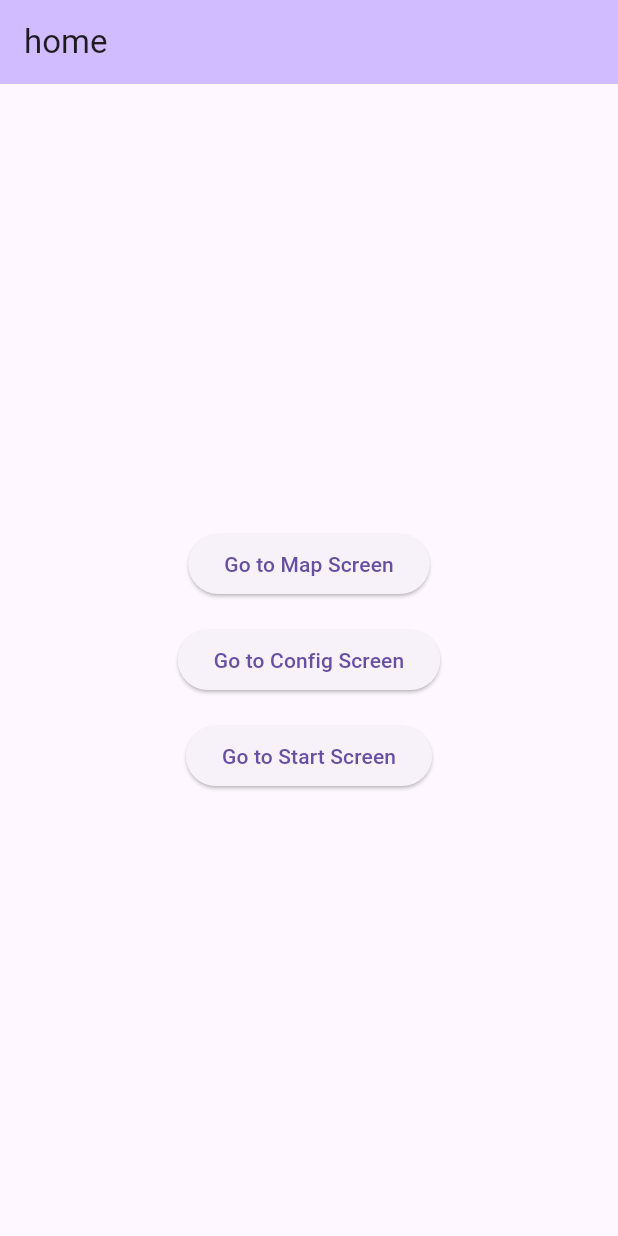
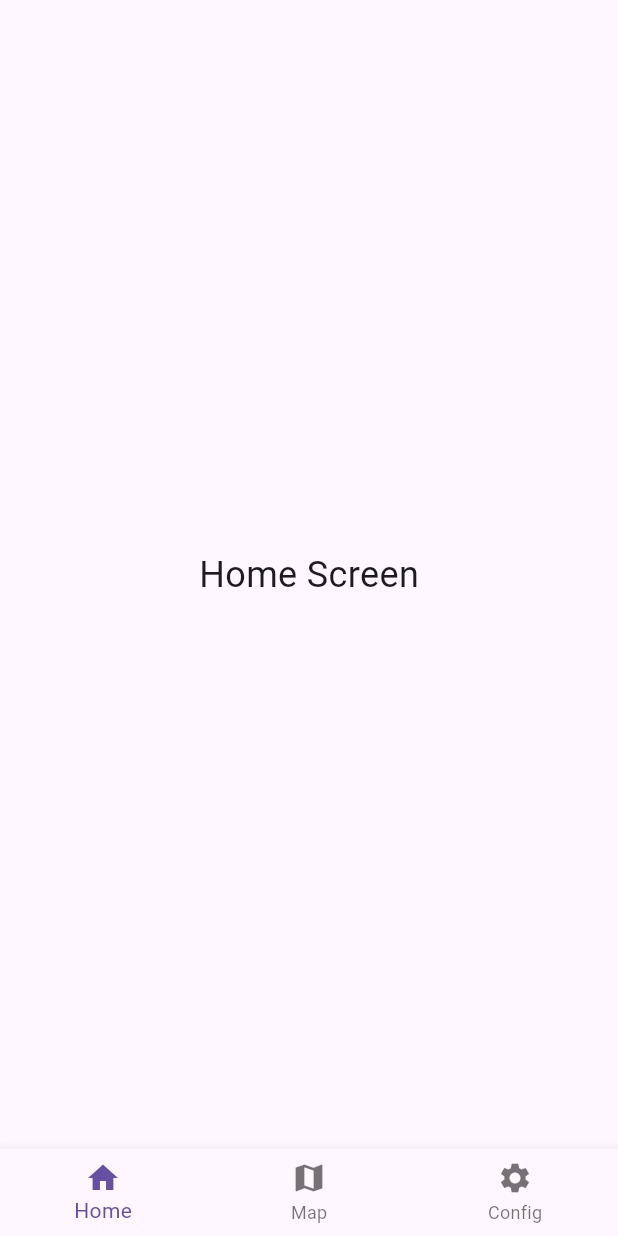
Before and after one commit to akari517/HappyCode, a Flutter app: the screen it shows after launch, on a phone screen of 412 x 824 dp. Run offline on Flutter 3.47's test engine with Material 3 defaults, Android fonts, the phone set to English and light mode, and no system bars; our stand-ins replace go_router.

Commit message:
screeen navigation bottom tab bar implemented

```diff
--- /dev/null
+++ b/lib/home_screen.dart
@@ -0,0 +1,14 @@
+import 'package:flutter/material.dart';
+import 'package:go_router/go_router.dart';
+import 'router.dart';
+
+class HomeScreen extends StatelessWidget {
+  const HomeScreen({super.key});
+
+  @override
+  Widget build(BuildContext context) {
+    return const Center(
+      child: Text('Home Screen', style: TextStyle(fontSize: 24)),
+    );
+  }
+}
--- a/lib/main.dart
+++ b/lib/main.dart
@@ -1,6 +1,9 @@
 import 'package:flutter/material.dart';
 import 'package:go_router/go_router.dart';
-import 'package:happy_code/router.dart';
+import 'package:happy_code/home_screen.dart';
+import 'package:happy_code/map_screen.dart';
+import 'package:happy_code/profile_screen.dart';
+import 'router.dart';
 
 void main() {
   runApp(const MyApp());
@@ -9,145 +12,177 @@ void main() {
 class MyApp extends StatelessWidget {
   const MyApp({super.key});
 
-  // This widget is the root of your application.
   @override
   Widget build(BuildContext context) {
     return MaterialApp.router(
       routerConfig: Routerrr,
-      theme: ThemeData(appBarTheme: AppBarTheme(color: Colors.amber[400])),
-      title: 'Flutter Demo',
+      title: 'BottomNavigation + GoRouter',
+      theme: ThemeData(primarySwatch: Colors.blue),
     );
   }
 }
 
-class HomeScreen extends StatelessWidget {
-  const HomeScreen({super.key, required this.title});
-  final String title;
+class MainScreen extends StatefulWidget {
+  const MainScreen({super.key});
+
+  @override
+  State<MainScreen> createState() => _MainScreenState();
+}
+
+class _MainScreenState extends State<MainScreen> {
+  int _currentIndex = 0;
+
+  final List<Widget> _screens = [
+    const HomeScreen(),
+    const MapScreen(),
+    const ProfileScreen(),
+  ];
 
   @override
   Widget build(BuildContext context) {
     return Scaffold(
-      appBar: AppBar(
-        backgroundColor: Theme.of(context).colorScheme.inversePrimary,
-        title: Text(title),
-      ),
-      body: Center(
-        child: Column(
-          mainAxisAlignment: MainAxisAlignment.center,
-          children: <Widget>[
-            // Map 画面に遷移するボタン
-            ElevatedButton(
-              onPressed: () {
-                context.go('/map');
-              },
-              child: const Text('Go to Map Screen'),
-            ),
-            const SizedBox(height: 16), // ボタン間の余白
-            // Config 画面に遷移するボタン
-            ElevatedButton(
-              onPressed: () {
-                context.go('/configs');
-              },
-              child: const Text('Go to Config Screen'),
-            ),
-            const SizedBox(height: 16), // ボタン間の余白
-            // Start 画面に遷移するボタン
-            ElevatedButton(
-              onPressed: () {
-                context.go('/start');
-              },
-              child: const Text('Go to Start Screen'),
-            ),
-          ],
-        ),
+      body: IndexedStack(index: _currentIndex, children: _screens),
+      bottomNavigationBar: BottomNavigationBar(
+        currentIndex: _currentIndex,
+        onTap: (index) => setState(() => _currentIndex = index),
+        items: const [
+          BottomNavigationBarItem(icon: Icon(Icons.home), label: 'Home'),
+          BottomNavigationBarItem(icon: Icon(Icons.map), label: 'Map'),
+          BottomNavigationBarItem(icon: Icon(Icons.settings), label: 'Config'),
+        ],
       ),
     );
   }
 }
 
-class ConfigScreen extends StatelessWidget {
-  const ConfigScreen({super.key, required this.title});
-  final String title;
+// class HomeScreen extends StatelessWidget {
+//   const HomeScreen({super.key, required this.title});
+//   final String title;
 
-  @override
-  Widget build(BuildContext context) {
-    return Scaffold(
-      appBar: AppBar(
-        backgroundColor: Theme.of(context).colorScheme.inversePrimary,
-        title: Text(title),
-      ),
-      body: Center(
-        child: Column(
-          mainAxisAlignment: MainAxisAlignment.center,
-          children: <Widget>[
-            ElevatedButton(
-              onPressed: () {
-                // GoRouter で /details に遷移
-                context.go('/');
-              },
-              child: const Text('Go to Home Screen'),
-            ),
-          ],
-        ),
-      ),
-    );
-  }
-}
+//   @override
+//   Widget build(BuildContext context) {
+//     return Scaffold(
+//       appBar: AppBar(
+//         backgroundColor: Theme.of(context).colorScheme.inversePrimary,
+//         title: Text(title),
+//       ),
+//       body: Center(
+//         child: Column(
+//           mainAxisAlignment: MainAxisAlignment.center,
+//           children: <Widget>[
+//             // Map 画面に遷移するボタン
+//             ElevatedButton(
+//               onPressed: () {
+//                 context.go('/map');
+//               },
+//               child: const Text('Go to Map Screen'),
+//             ),
+//             const SizedBox(height: 16), // ボタン間の余白
+//             // Config 画面に遷移するボタン
+//             ElevatedButton(
+//               onPressed: () {
+//                 context.go('/configs');
+//               },
+//               child: const Text('Go to Config Screen'),
+//             ),
+//             const SizedBox(height: 16), // ボタン間の余白
+//             // Start 画面に遷移するボタン
+//             ElevatedButton(
+//               onPressed: () {
+//                 context.go('/start');
+//               },
+//               child: const Text('Go to Start Screen'),
+//             ),
+//           ],
+//         ),
+//       ),
+//     );
+//   }
+// }
 
-class MapScreen extends StatelessWidget {
-  const MapScreen({super.key, required this.title});
-  final String title;
+// class ConfigScreen extends StatelessWidget {
+//   const ConfigScreen({super.key, required this.title});
+//   final String title;
 
-  @override
-  Widget build(BuildContext context) {
-    return Scaffold(
-      appBar: AppBar(
-        backgroundColor: Theme.of(context).colorScheme.inversePrimary,
-        title: Text(title),
-      ),
-      body: Center(
-        child: Column(
-          mainAxisAlignment: MainAxisAlignment.center,
-          children: <Widget>[
-            ElevatedButton(
-              onPressed: () {
-                // GoRouter で /details に遷移
-                context.go('/');
-              },
-              child: const Text('Go to Home Screen'),
-            ),
-          ],
-        ),
-      ),
-    );
-  }
-}
+//   @override
+//   Widget build(BuildContext context) {
+//     return Scaffold(
+//       appBar: AppBar(
+//         backgroundColor: Theme.of(context).colorScheme.inversePrimary,
+//         title: Text(title),
+//       ),
+//       body: Center(
+//         child: Column(
+//           mainAxisAlignment: MainAxisAlignment.center,
+//           children: <Widget>[
+//             ElevatedButton(
+//               onPressed: () {
+//                 // GoRouter で /details に遷移
+//                 context.go('/');
+//               },
+//               child: const Text('Go to Home Screen'),
+//             ),
+//           ],
+//         ),
+//       ),
+//     );
+//   }
+// }
 
-class StartScreen extends StatelessWidget {
-  const StartScreen({super.key, required this.title});
-  final String title;
+// class MapScreen extends StatelessWidget {
+//   const MapScreen({super.key, required this.title});
+//   final String title;
 
-  @override
-  Widget build(BuildContext context) {
-    return Scaffold(
-      appBar: AppBar(
-        backgroundColor: Theme.of(context).colorScheme.inversePrimary,
-        title: Text(title),
-      ),
-      body: Center(
-        child: Column(
-          mainAxisAlignment: MainAxisAlignment.center,
-          children: <Widget>[
-            ElevatedButton(
-              onPressed: () {
-                // GoRouter で /details に遷移
-                context.go('/');
-              },
-              child: const Text('Go to Home Screen'),
-            ),
-          ],
-        ),
-      ),
-    );
-  }
-}
+//   @override
+//   Widget build(BuildContext context) {
+//     return Scaffold(
+//       appBar: AppBar(
+//         backgroundColor: Theme.of(context).colorScheme.inversePrimary,
+//         title: Text(title),
+//       ),
+//       body: Center(
+//         child: Column(
+//           mainAxisAlignment: MainAxisAlignment.center,
+//           children: <Widget>[
+//             ElevatedButton(
+//               onPressed: () {
+//                 // GoRouter で /details に遷移
+//                 context.go('/');
+//               },
+//               child: const Text('Go to Home Screen'),
+//             ),
+//           ],
+//         ),
+//       ),
+//     );
+//   }
+// }
+
+// class StartScreen extends StatelessWidget {
+//   const StartScreen({super.key, required this.title});
+//   final String title;
+
+//   @override
+//   Widget build(BuildContext context) {
+//     return Scaffold(
+//       appBar: AppBar(
+//         backgroundColor: Theme.of(context).colorScheme.inversePrimary,
+//         title: Text(title),
+//       ),
+//       body: Center(
+//         child: Column(
+//           mainAxisAlignment: MainAxisAlignment.center,
+//           children: <Widget>[
+//             ElevatedButton(
+//               onPressed: () {
+//                 // GoRouter で /details に遷移
+//                 context.go('/');
+//               },
+//               child: const Text('Go to Home Screen'),
+//             ),
+//           ],
+//         ),
+//       ),
+//     );
+//   }
+// }
--- a/lib/router.dart
+++ b/lib/router.dart
@@ -3,30 +3,35 @@ import 'package:go_router/go_router.dart';
 import 'package:happy_code/main.dart';
 
 final GoRouter Routerrr = GoRouter(
-  routes: <GoRoute>[
+  routes: [
     GoRoute(
       path: '/',
       builder:
-          (BuildContext context, GoRouterState state) =>
-              HomeScreen(title: 'home'),
-    ),
-    GoRoute(
-      path: '/configs',
-      builder:
-          (BuildContext context, GoRouterState state) =>
-              ConfigScreen(title: 'config'),
-    ),
-    GoRoute(
-      path: '/map',
-      builder:
-          (BuildContext context, GoRouterState state) =>
-              MapScreen(title: 'map'),
-    ),
-    GoRoute(
-      path: '/start',
-      builder:
-          (BuildContext context, GoRouterState state) =>
-              StartScreen(title: 'start'),
+          (context, state) => const MainScreen(), // BottomNavigationBar を持つ画面
     ),
   ],
+  // GoRoute(
+  //   path: '/',
+  //   builder:
+  //       (BuildContext context, GoRouterState state) =>
+  //           HomeScreen(title: 'home'),
+  // ),
+  // GoRoute(
+  //   path: '/configs',
+  //   builder:
+  //       (BuildContext context, GoRouterState state) =>
+  //           ConfigScreen(title: 'config'),
+  // ),
+  // GoRoute(
+  //   path: '/map',
+  //   builder:
+  //       (BuildContext context, GoRouterState state) =>
+  //           MapScreen(title: 'map'),
+  // ),
+  // GoRoute(
+  //   path: '/start',
+  //   builder:
+  //       (BuildContext context, GoRouterState state) =>
+  //           StartScreen(title: 'start'),
+  // ),
 );
```
Also changed, not shown: lib/map_screen.dart (added, +14 -0 lines), lib/profile_screen.dart (added, +14 -0 lines).
